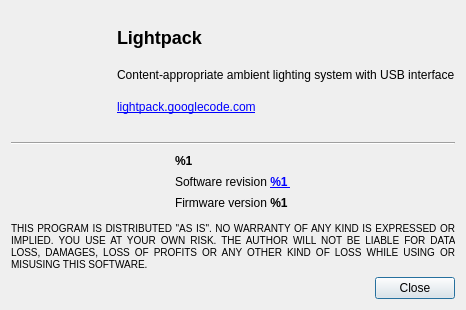
The window that Software/src/aboutdialog.ui (Atarity/Lightpack) describes before a commit, drawn with Qt 5.
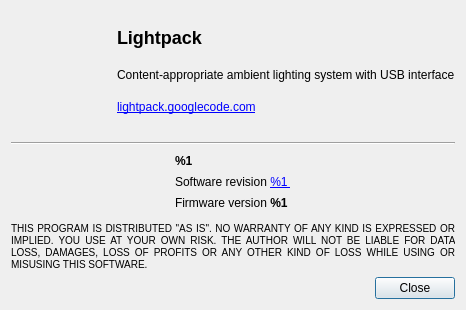
The same window after the commit. Icons and pictures are not drawn.

Commit message: Software: fix translation about dialog; update ru_RU;

Patch:
```diff
--- a/Software/src/aboutdialog.ui
+++ b/Software/src/aboutdialog.ui
@@ -287,7 +287,7 @@
           </size>
          </property>
          <property name="text">
-          <string>Software revision &lt;b&gt;&lt;a href=&quot;http://code.google.com/p/lightpack/source/detail?r=%1&quot;&gt; %1 &lt;/a&gt;&lt;/b&gt;</string>
+          <string>Software revision &lt;a href=&quot;http://code.google.com/p/lightpack/source/detail?r=%1&quot;&gt; %1 &lt;/a&gt;</string>
          </property>
          <property name="scaledContents">
           <bool>true</bool>
```
The commit also changes 4 other files.
